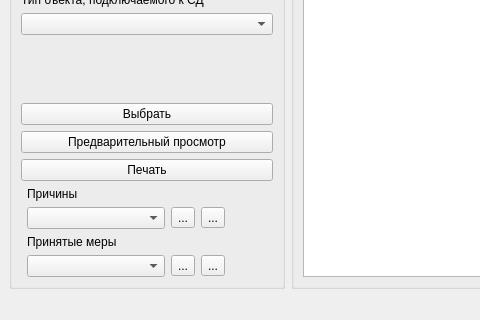
The window that m_db/MainWindow.ui (xXRadioHeadXx/start7) describes before a commit, drawn with Qt 5; both pictures show x 0 to 480 and y 305 to 625 of the 794 by 625 pixel window.
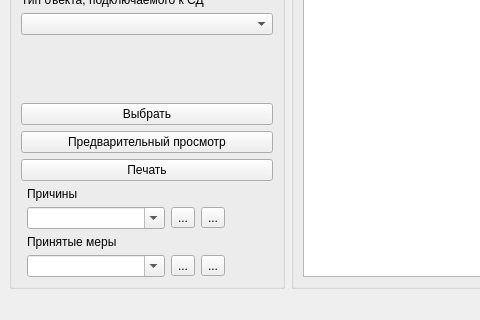
The same window after the commit.

What changed in the file:
```diff
--- a/m_db/MainWindow.ui
+++ b/m_db/MainWindow.ui
@@ -67,7 +67,11 @@
         </widget>
        </item>
        <item row="17" column="1" colspan="3">
-        <widget class="QComboBox" name="comboBox_4"/>
+        <widget class="QComboBox" name="comboBoxReason">
+         <property name="editable">
+          <bool>true</bool>
+         </property>
+        </widget>
        </item>
        <item row="9" column="0" colspan="6">
         <widget class="QComboBox" name="comboBox_3"/>
@@ -127,7 +131,11 @@
         <widget class="QComboBox" name="comboBox_7"/>
        </item>
        <item row="19" column="1" colspan="3">
-        <widget class="QComboBox" name="comboBox_5"/>
+        <widget class="QComboBox" name="comboBoxTakenMeasures">
+         <property name="editable">
+          <bool>true</bool>
+         </property>
+        </widget>
        </item>
        <item row="15" column="0" colspan="6">
         <widget class="QPushButton" name="pushButton_3">
```
Left out of the diff: 164 changed lines with no effect on the pictures.
